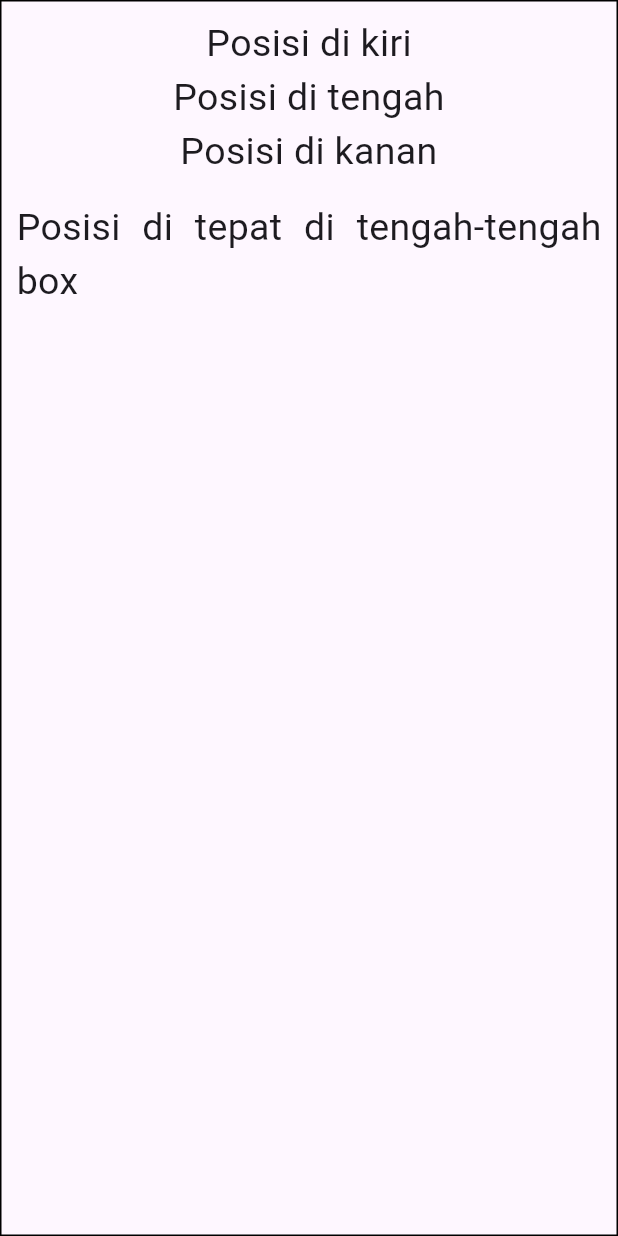
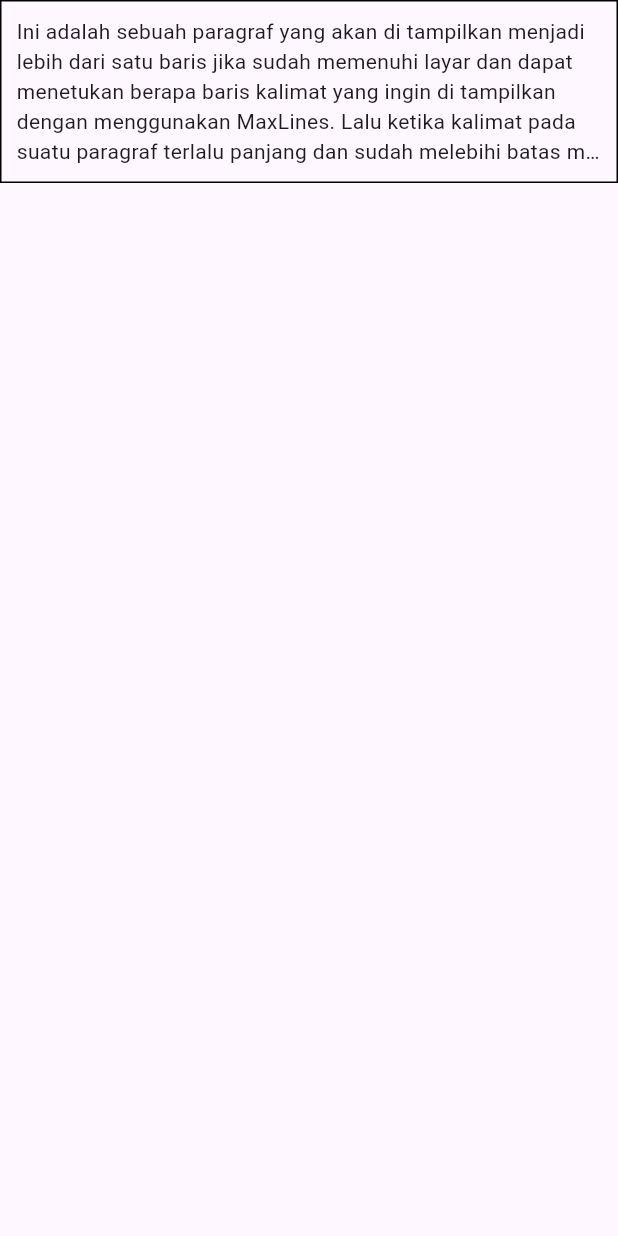
Before and after one commit to AkhmadKhilman/latihan-dasar-flutter, a Flutter app: the screen it shows after launch, on a phone screen of 412 x 824 dp. Run offline on Flutter 3.47's test engine with Material 3 defaults, Android fonts, the phone set to English and light mode, and no system bars.

Commit message:
Learning MaxLines and TextOverflow

```diff
--- a/lib/main.dart
+++ b/lib/main.dart
@@ -21,7 +21,7 @@ void main() {
   // );
 
   // Memanggil class yang berisi MaterialApp
-  runApp(const TeksAligmentTest());
+  runApp(const MaxLineTextExample());
 }
 
 // Pembuatan class yang berisi MaterialApp dengan extends ke statelessWdiget
@@ -258,3 +258,26 @@ class TeksAligmentTest extends StatelessWidget {
     );
   }
 }
+
+class MaxLineTextExample extends StatelessWidget {
+  const MaxLineTextExample({super.key});
+
+  @override
+  Widget build(BuildContext context) {
+    return MaterialApp(
+      debugShowCheckedModeBanner: false,
+      home: Scaffold(
+        body: Container(
+          width: double.infinity,
+          padding: const EdgeInsets.all(10),
+          decoration: BoxDecoration(border: Border.all()),
+          child: const Text(
+            "Ini adalah sebuah paragraf yang akan di tampilkan menjadi lebih dari satu baris jika sudah memenuhi layar dan dapat menetukan berapa baris kalimat yang ingin di tampilkan dengan menggunakan MaxLines. Lalu ketika kalimat pada suatu paragraf terlalu panjang dan sudah melebihi batas maksimal baris yang telah di tentukan maka sisa kalimat itu akan menghilang. Maka dari itu fungsi TextOverflow dibuat agar teks yang berlebih itu terlihat rapih seperti menggunakan elipsis agar sisa teks menjadi (...), clip yang menghilangkan sisanya dan terlihat seperti terputus kalimat selanjutnya, fade yang membuat teks dibaris terahir sedikit memudar,  dan visible yang fungsinya mirip seperti clip yakni sisa kalimatnya jadi menghilang dan terlihat seperti terputus.",
+            maxLines: 5,
+            overflow: TextOverflow.ellipsis,
+          ),
+        ),
+      ),
+    );
+  }
+}
```
